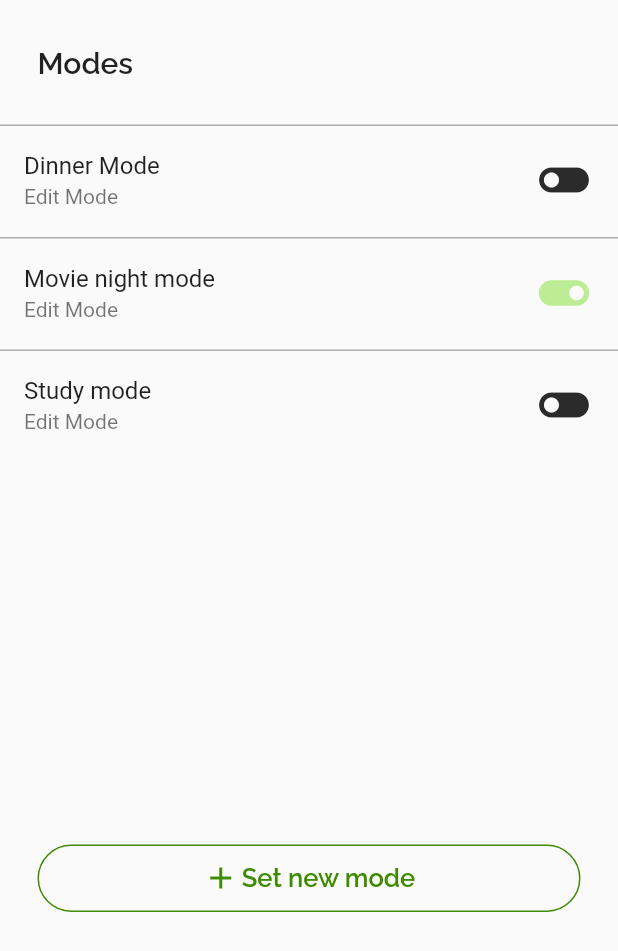
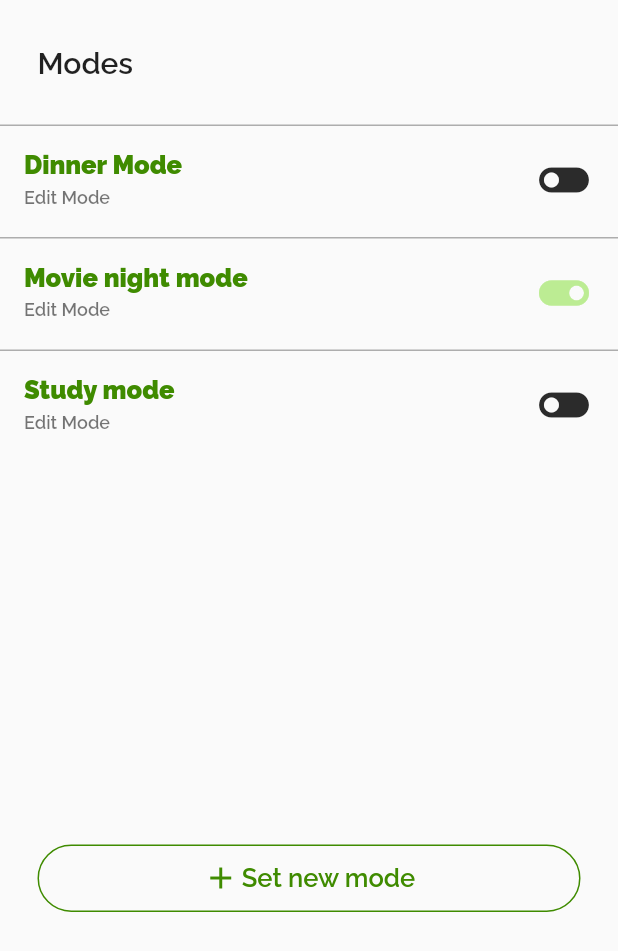
Before and after one commit to MohammadAlAgha/luminexa, a Flutter app: the modePage screen opened directly, on a phone screen of 412 x 824 dp. Shown: the top 951 px of the screen. Run offline on Flutter 3.47's test engine with Material 2 defaults, Android fonts, the phone set to English and light mode, and no system bars; our stand-ins replace flutter_svg, google_nav_bar.

Commit message:
Frontend: Adjusted font size and family in the toggle tile

```diff
--- a/luminexa_mobile/lib/widgets/listsWidget/toggleTileListWidget.dart
+++ b/luminexa_mobile/lib/widgets/listsWidget/toggleTileListWidget.dart
@@ -22,8 +22,21 @@ class toggleTileList extends StatelessWidget {
           ),
         ),
         child: ListTile(
-          title: Text(title),
-          subtitle: Text(subTitle ?? "Edit Mode"),
+          title: Text(
+            title,
+            style: TextStyle(
+              fontFamily: "RalewayNormal",
+              fontSize: 17,
+              color: Color.fromARGB(255, 63, 139, 0),
+            ),
+          ),
+          subtitle: Text(
+            subTitle ?? "Edit Mode",
+            style: TextStyle(
+                fontFamily: "RalewayBold",
+                fontWeight: FontWeight.w700,
+                fontSize: 12),
+          ),
           trailing: status == "on"
               ? Icon(
                   Icons.toggle_on,
```
